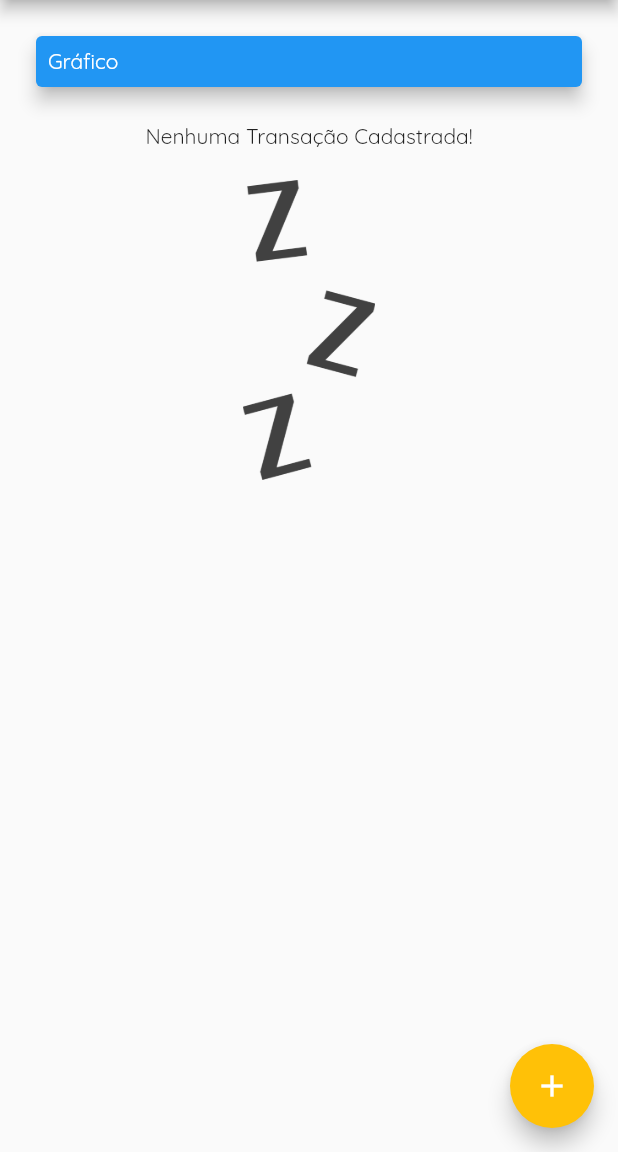
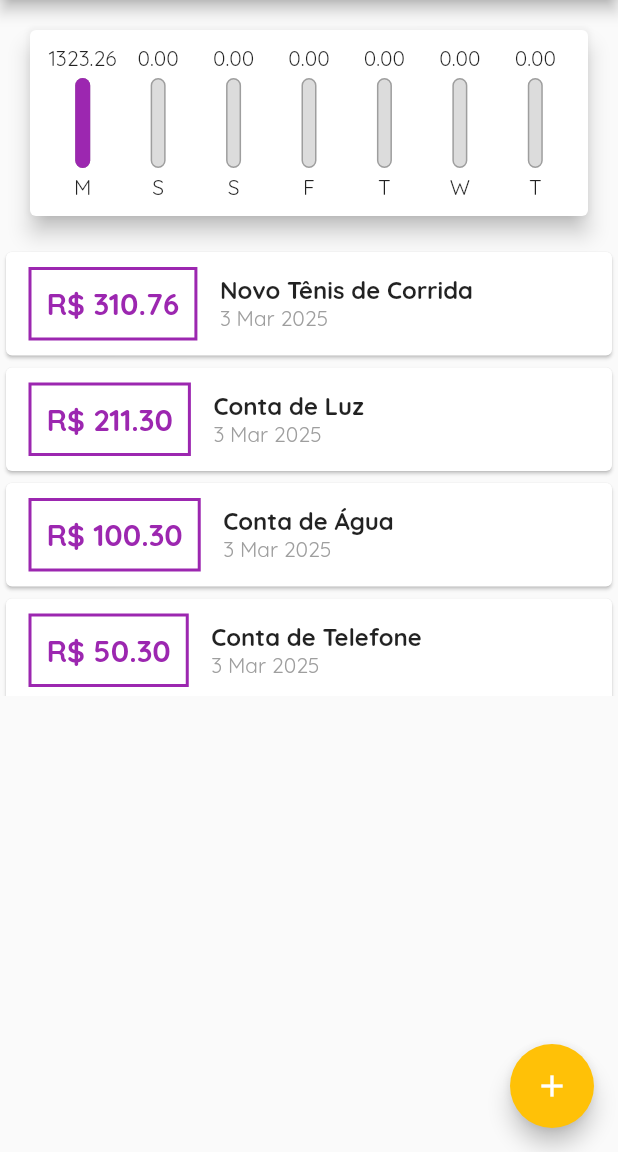
Before and after one commit to LeonardoVechieti/expenses, a Flutter app: the screen it shows after launch, on a phone screen of 412 x 824 dp, the part 84-1236 px from its top. Run offline on Flutter 3.47's test engine with Material 3 defaults, Android fonts, the phone set to English and light mode, and no system bars.

Commit message:
Feat | Add chart component

```diff
--- /dev/null
+++ b/lib/components/chart.dart
@@ -0,0 +1,67 @@
+import 'package:expenses/components/chart_bar.dart';
+import 'package:expenses/models/transaction.dart';
+import 'package:flutter/material.dart';
+import 'package:intl/intl.dart';
+
+class Chart extends StatelessWidget {
+  final List<Transaction> recentTransactions;
+
+  const Chart(this.recentTransactions);
+
+  List<Map<String, Object>> get groupedTransactions {
+    return List.generate(7, (index) {
+      final weekDay = DateTime.now().subtract(
+        Duration(days: index),
+      );
+
+      double totalSum = 0.0;
+      for (var i = 0; i < recentTransactions.length; i++) {
+        bool sameDay = recentTransactions[i].date.day == weekDay.day;
+        bool sameMonth = recentTransactions[i].date.month == weekDay.month;
+        bool sameYear = recentTransactions[i].date.year == weekDay.year;
+
+        if (sameDay && sameMonth && sameYear) {
+          totalSum += recentTransactions[i].value;
+        }
+      }
+
+      return {
+        'day': DateFormat.E().format(weekDay)[0],
+        'value': totalSum,
+      };
+    });
+  }
+
+  double get _weekTotalValue {
+    return groupedTransactions.fold(0.0, (sum, tr) {
+      return sum + (tr['value'] as double);
+    });
+  }
+
+  @override
+  Widget build(BuildContext context) {
+    groupedTransactions;
+    return Card(
+      elevation: 6,
+      margin: EdgeInsets.all(20),
+      child: Padding(
+        padding: EdgeInsets.all(10),
+        child: Row(
+          mainAxisAlignment: MainAxisAlignment.spaceAround,
+          children: groupedTransactions.map((tr) {
+            return Flexible(
+              fit: FlexFit.tight,
+              child: ChartBar(
+                label: tr['day'] as String,
+                value: tr['value'] as double,
+                percentage: _weekTotalValue == 0
+                    ? 0
+                    : (tr['value'] as double) / _weekTotalValue,
+              ),
+            );
+          }).toList(),
+        ),
+      ),
+    );
+  }
+}
--- /dev/null
+++ b/lib/components/chart_bar.dart
@@ -0,0 +1,53 @@
+import 'package:flutter/material.dart';
+
+class ChartBar extends StatelessWidget {
+
+  final String label;
+  final double value;
+  final double percentage;
+
+  const ChartBar({
+    required this.label,
+    required this.value,
+    required this.percentage,
+  });
+
+  @override
+  Widget build(BuildContext context) {
+    return Column(
+      children: <Widget>[
+        FittedBox(
+          child: Text('${value.toStringAsFixed(2)}'),
+        ),
+        SizedBox(height: 4),
+        Container(
+          height: 60,
+          width: 10,
+          child: Stack(
+            alignment: Alignment.bottomCenter,
+            children: <Widget>[
+              Container(
+                decoration: BoxDecoration(
+                  border: Border.all(color: Colors.grey, width: 1.0),
+                  color: const Color.fromRGBO(220, 220, 220, 1),
+                  borderRadius: BorderRadius.circular(5),
+                ),
+              ),
+              FractionallySizedBox(
+                heightFactor: percentage,
+                child: Container(
+                  decoration: BoxDecoration(
+                    color: Theme.of(context).colorScheme.primary,
+                    borderRadius: BorderRadius.circular(5),
+                  ),
+                ),
+              ),
+            ],
+          ),
+        ),
+        SizedBox(height: 4),
+        Text(label),
+      ],
+    );
+  }
+}
--- a/lib/main.dart
+++ b/lib/main.dart
@@ -1,3 +1,4 @@
+import 'package:expenses/components/chart.dart';
 import 'package:flutter/material.dart';
 import 'models/transaction.dart';
 import 'package:expenses/components/transaction_form.dart';
@@ -44,43 +45,53 @@ class HomePage extends StatefulWidget {
 
 class _HomePageState extends State<HomePage> {
   final List<Transaction> _transactions = [
-    // Transaction(
-    //   id: 't1',
-    //   title: 'Novo Tênis de Corrida',
-    //   value: 310.76,
-    //   date: DateTime.now(),
-    // ),
-    // Transaction(
-    //   id: 't2',
-    //   title: 'Conta de Luz',
-    //   value: 211.30,
-    //   date: DateTime.now(),
-    // ),
-    // Transaction(
-    //   id: 't3',
-    //   title: 'Conta de Água',
-    //   value: 100.30,
-    //   date: DateTime.now(),
-    // ),
-    // Transaction(
-    //   id: 't4',
-    //   title: 'Conta de Telefone',
-    //   value: 50.30,
-    //   date: DateTime.now(),
-    // ),
-    // Transaction(
-    //   id: 't5',
-    //   title: 'Cartão de Crédito',
-    //   value: 150.30,
-    //   date: DateTime.now(),
-    // ),
-    // Transaction(
-    //   id: 't6',
-    //   title: 'Empréstimo',
-    //   value: 500.30,
-    //   date: DateTime.now(),
-    // ),
+    Transaction(
+      id: 't1',
+      title: 'Novo Tênis de Corrida',
+      value: 310.76,
+      date: DateTime.now(),
+    ),
+    Transaction(
+      id: 't2',
+      title: 'Conta de Luz',
+      value: 211.30,
+      date: DateTime.now(),
+    ),
+    Transaction(
+      id: 't3',
+      title: 'Conta de Água',
+      value: 100.30,
+      date: DateTime.now(),
+    ),
+    Transaction(
+      id: 't4',
+      title: 'Conta de Telefone',
+      value: 50.30,
+      date: DateTime.now(),
+    ),
+    Transaction(
+      id: 't5',
+      title: 'Cartão de Crédito',
+      value: 150.30,
+      date: DateTime.now(),
+    ),
+    Transaction(
+      id: 't6',
+      title: 'Empréstimo',
+      value: 500.30,
+      date: DateTime.now(),
+    ),
   ];
+
+  List<Transaction> get _recentTransactions {
+    return _transactions.where((tr) {
+      return tr.date.isAfter(
+        DateTime.now().subtract(
+          const Duration(days: 7),
+        ),
+      );
+    }).toList();
+  }
 
   void _addTransaction(String title, double value) {
     final newTransaction = Transaction(
@@ -122,21 +133,7 @@ class _HomePageState extends State<HomePage> {
         child: Column(
           crossAxisAlignment: CrossAxisAlignment.stretch,
           children: [
-            Container(
-              margin: const EdgeInsets.all(10),
-              padding: const EdgeInsets.all(10),
-              child: const Card(
-                color: Colors.blue,
-                elevation: 5,
-                child: Padding(
-                  padding: EdgeInsets.all(8.0),
-                  child: Text(
-                    'Gráfico',
-                    style: TextStyle(color: Colors.white),
-                  ),
-                ),
-              ),
-            ),
+            Chart(_recentTransactions),
             TransactionList(_transactions),
           ],
         ),
```
